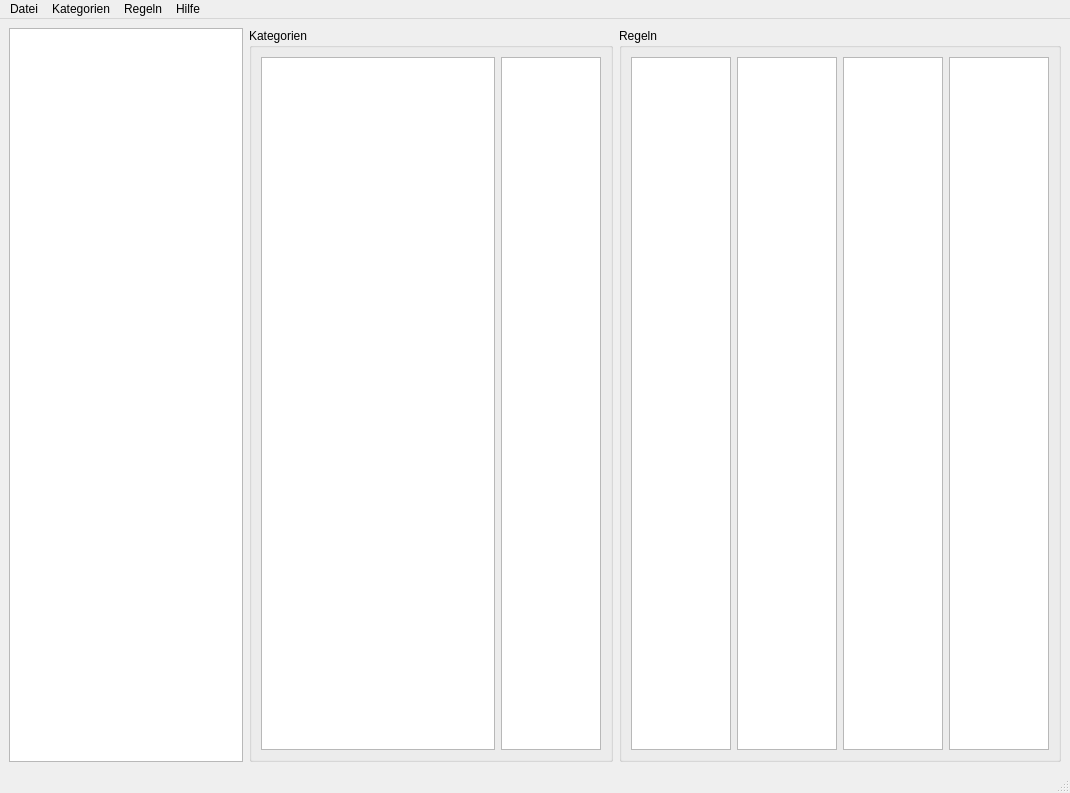
First picture: the form in UI/MainWindow.ui, repository shaerdi/Paketmanager, before the edit.
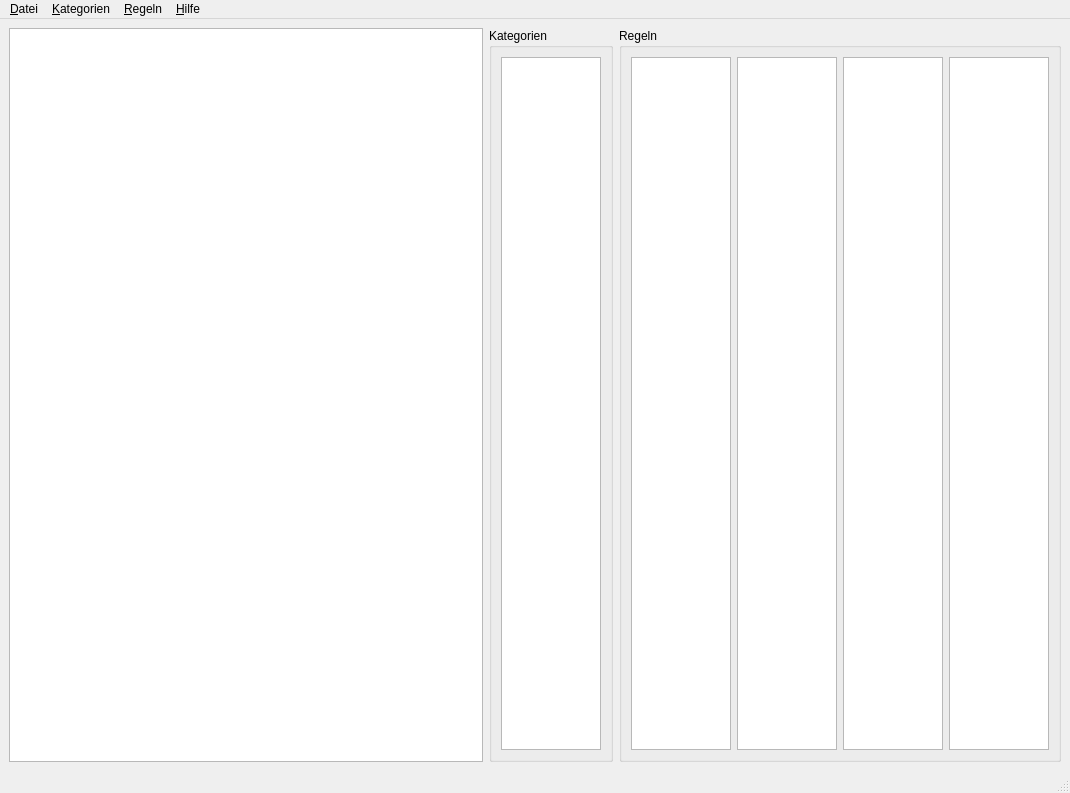
Second picture: the form after the edit.

```diff
--- a/UI/MainWindow.ui
+++ b/UI/MainWindow.ui
@@ -24,9 +24,6 @@
        <string>Kategorien</string>
       </property>
       <layout class="QHBoxLayout" name="horizontalLayout_2">
-       <item>
-        <widget class="QTableView" name="testtable"/>
-       </item>
        <item>
         <widget class="QListView" name="listView">
          <property name="sizePolicy">
@@ -192,7 +189,7 @@
    </property>
    <widget class="QMenu" name="menuRohdaten_laden">
     <property name="title">
-     <string>Datei</string>
+     <string>&amp;Datei</string>
     </property>
     <addaction name="actionRohdaten_laden"/>
     <addaction name="separator"/>
@@ -200,7 +197,7 @@
    </widget>
    <widget class="QMenu" name="menuRegeln">
     <property name="title">
-     <string>Regeln</string>
+     <string>&amp;Regeln</string>
     </property>
     <addaction name="actionNeue_Regel"/>
     <addaction name="separator"/>
@@ -209,12 +206,12 @@
    </widget>
    <widget class="QMenu" name="menuHilfe">
     <property name="title">
-     <string>Hilfe</string>
+     <string>&amp;Hilfe</string>
     </property>
    </widget>
    <widget class="QMenu" name="menuKategorie">
     <property name="title">
-     <string>Kategorien</string>
+     <string>&amp;Kategorien</string>
     </property>
     <addaction name="actionNeue_ategorie"/>
    </widget>
```
Left out of the diff: 25 changed lines with no effect on the pictures.
